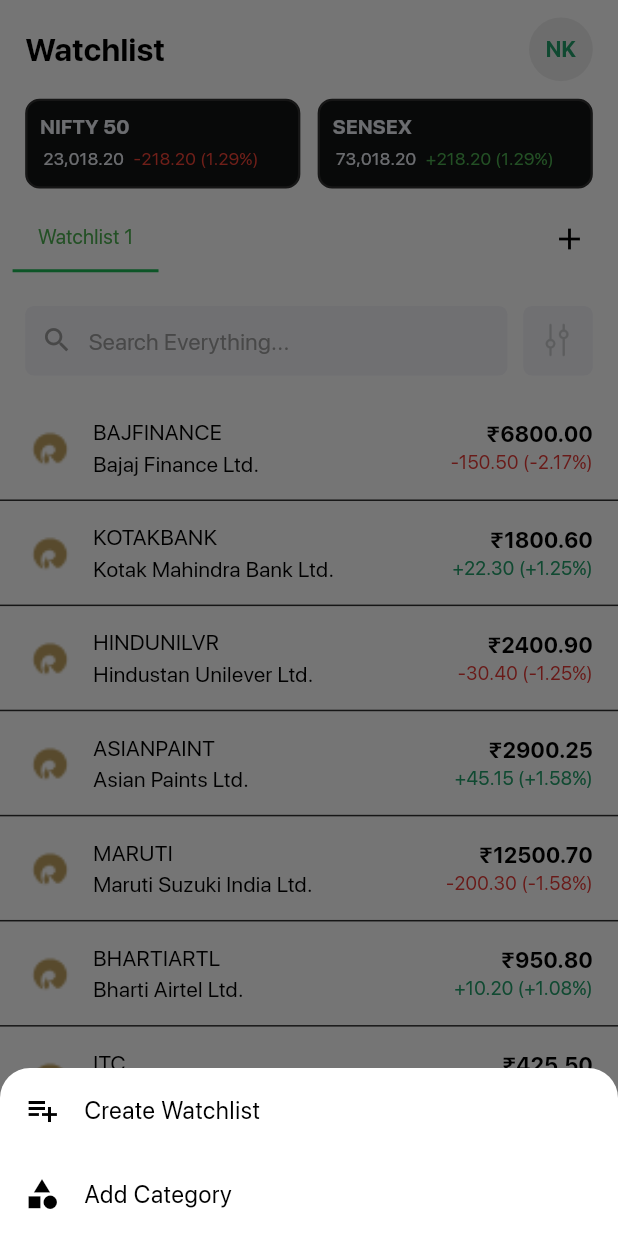
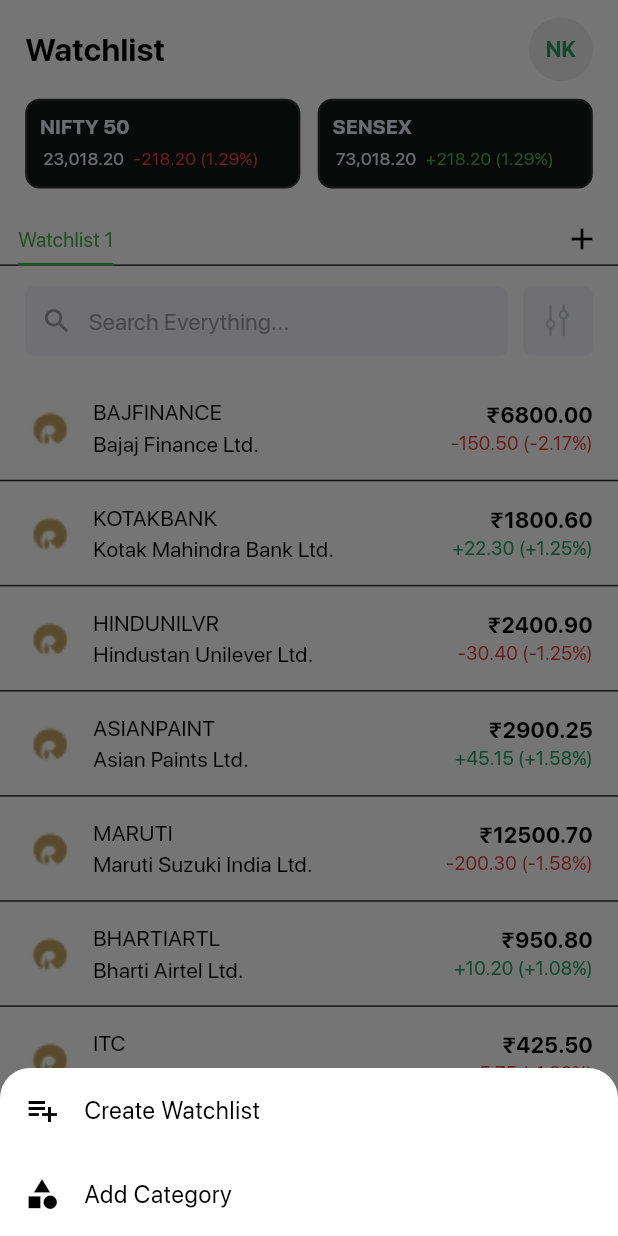
Before and after one commit to BrokingSapphire/SapphireTerminalMobile, a Flutter app: the WatchlistScreen screen opened directly, after a tap on the "add" icon, on a phone screen of 412 x 824 dp. Run offline on Flutter 3.47's test engine with Material 3 defaults, Android fonts, the phone set to English and light mode, and no system bars; drawn by our look-alikes of flutter_slidable; our stand-ins replace camera, confetti, dotted_border, flutter_screenutil, flutter_secure_storage, flutter_svg and 4 more; missing offline and left inert: google_mlkit_face_detection, holdable_button, scribble; accounts and stored records are empty; project files that could hold a hidden picture were left out.

Commit message:
fix: tabbars for all screens

```diff
--- a/lib/main.dart
+++ b/lib/main.dart
@@ -45,6 +45,7 @@ import 'package:sapphire/screens/signUp/yourInvestmentProfile.dart';
 import 'package:sapphire/screens/accountSection/verifiedP&L.dart';
 import 'package:sapphire/utils/appTheme.dart';
 import 'package:sapphire/themeProvider.dart';
+import 'package:sapphire/wat.dart';
 
 void main() {
   WidgetsFlutterBinding.ensureInitialized();
@@ -118,7 +119,7 @@ class MyApp extends StatelessWidget {
           theme: AppThemes.lightTheme,
           darkTheme: AppThemes.darkTheme,
           themeMode: themeProvider.themeMode, // 👈 Dynamic theme mode
-          home: InitialScreen(),
+          home: LoginScreen(),
         );
       },
     );
--- a/lib/screens/home/watchlist/watchlistScreen.dart
+++ b/lib/screens/home/watchlist/watchlistScreen.dart
@@ -12,7 +12,8 @@ import 'package:sapphire/utils/constWidgets.dart';
 import 'package:flutter_slidable/flutter_slidable.dart';
 import 'package:sapphire/utils/naviWithoutAnimation.dart';
 import 'package:sapphire/utils/watchlistTabBar.dart';
-import 'package:sapphire/utils/filters.dart'; // For showFilterBottomSheet
+import 'package:sapphire/utils/filters.dart';
+import 'package:sapphire/wat.dart'; // For showFilterBottomSheet
 
 class WatchlistScreen extends StatefulWidget {
   const WatchlistScreen({super.key});
@@ -147,8 +148,6 @@ class _WatchlistScreenState extends State<WatchlistScreen>
   }
 
   void _onTabTapped(int index) {
-    print(
-        'Tapped tab: Switching to Watchlist ${index + 1} (from Watchlist ${_selectedIndex + 1})');
     setState(() {
       _selectedIndex = index;
       _pageController.jumpToPage(index);
@@ -647,7 +646,6 @@ class _WatchlistScreenState extends State<WatchlistScreen>
           child: constWidgets.searchField(
               context, "Search Everything...", "orders", isDark),
         ),
-
       ],
     );
   }
@@ -683,7 +681,8 @@ class _WatchlistScreenState extends State<WatchlistScreen>
                     Padding(
                       padding: const EdgeInsets.symmetric(horizontal: 12),
                       child: GestureDetector(
-                        onTap: () => naviWithoutAnimation(context, FundsScreen()),
+                        onTap: () =>
+                            naviWithoutAnimation(context, FundsScreen()),
                         child: SvgPicture.asset("assets/svgs/wallet.svg",
                             width: 20.w, height: 23.h, color: Colors.white),
                       ),
@@ -708,7 +707,7 @@ class _WatchlistScreenState extends State<WatchlistScreen>
           ),
           SliverToBoxAdapter(
             child: Padding(
-              padding: EdgeInsets.only(left: 16.w, right: 16.w, bottom: 10.h),
+              padding: EdgeInsets.only(left: 16.w, right: 16.w, bottom: 14.h),
               child: Row(
                   mainAxisAlignment: MainAxisAlignment.spaceBetween,
                   children: [
@@ -793,7 +792,12 @@ class _WatchlistTabBarDelegate extends SliverPersistentHeaderDelegate {
   Widget build(
       BuildContext context, double shrinkOffset, bool overlapsContent) {
     final bool isDark = Theme.of(context).brightness == Brightness.dark;
-    return WatchlistTabBar(
+    return Container(
+      height: 38.0, // Explicitly set the height to match maxExtent
+      color: isDark
+          ? const Color(0xff000000)
+          : Colors.white, // Optional: Match background
+      child: WatchlistTabBar(
         tabNames: tabNames,
         selectedIndex: selectedIndex,
         onTabTapped: onTabTapped,
@@ -801,14 +805,15 @@ class _WatchlistTabBarDelegate extends SliverPersistentHeaderDelegate {
         onCreateWatchlist: onCreateWatchlist,
         onAddCategory: onAddCategory,
         isDark: isDark,
+      ),
     );
   }
 
   @override
-  double get maxExtent => 55.0;
+  double get maxExtent => 38.0; // Ensure this matches the actual height
 
   @override
-  double get minExtent => 48.0;
+  double get minExtent => 38.0; // Ensure this matches the actual height
 
   @override
   bool shouldRebuild(covariant SliverPersistentHeaderDelegate oldDelegate) {
--- a/lib/utils/constWidgets.dart
+++ b/lib/utils/constWidgets.dart
@@ -975,9 +975,9 @@ class _CustomTabBarState extends State<CustomTabBar> {
               return Stack(
                 children: [
                   Container(
-                    height: 2.h,
+                    height: 1.h,
                     width: double.infinity,
-                    color: Colors.transparent,
+                    color: Color(0xff2f2f2f),
                   ),
                   AnimatedPositioned(
                     duration: Duration(milliseconds: 300),
--- a/lib/utils/watchlistTabBar.dart
+++ b/lib/utils/watchlistTabBar.dart
@@ -3,7 +3,7 @@ import 'package:flutter_screenutil/flutter_screenutil.dart';
 import 'package:flutter_svg/svg.dart';
 import 'package:sapphire/utils/constWidgets.dart';
 
-class WatchlistTabBar extends StatelessWidget {
+class WatchlistTabBar extends StatefulWidget {
   final List<String> tabNames;
   final int selectedIndex;
   final Function(int) onTabTapped;
@@ -23,6 +23,52 @@ class WatchlistTabBar extends StatelessWidget {
     required this.isDark,
   });
 
+  @override
+  _WatchlistTabBarState createState() => _WatchlistTabBarState();
+}
+
+class _WatchlistTabBarState extends State<WatchlistTabBar> {
+  late List<GlobalKey> tabKeys;
+  double indicatorLeft = 0;
+  double indicatorWidth = 0;
+
+  @override
+  void initState() {
+    super.initState();
+    _initTabKeys();
+    WidgetsBinding.instance.addPostFrameCallback((_) => _updateIndicator());
+  }
+
+  @override
+  void didUpdateWidget(WatchlistTabBar oldWidget) {
+    super.didUpdateWidget(oldWidget);
+    if (oldWidget.tabNames.length != widget.tabNames.length ||
+        oldWidget.selectedIndex != widget.selectedIndex) {
+      _initTabKeys();
+      WidgetsBinding.instance.addPostFrameCallback((_) => _updateIndicator());
+    }
+  }
+
+  void _initTabKeys() {
+    tabKeys = List.generate(widget.tabNames.length, (_) => GlobalKey());
+  }
+
+  void _updateIndicator() {
+    if (widget.selectedIndex >= tabKeys.length) return;
+
+    final keyContext = tabKeys[widget.selectedIndex].currentContext;
+    if (keyContext != null) {
+      final box = keyContext.findRenderObject() as RenderBox?;
+      if (box != null) {
+        final position = box.localToGlobal(Offset.zero);
+        setState(() {
+          indicatorLeft = position.dx;
+          indicatorWidth = box.size.width;
+        });
+      }
+    }
+  }
+
   void _showEditWatchlistModal(
       BuildContext context, int index, String currentName) {
     final controller = TextEditingController(text: currentName);
@@ -30,7 +76,7 @@ class WatchlistTabBar extends StatelessWidget {
     showModalBottomSheet(
       context: context,
       isScrollControlled: true,
-      backgroundColor: isDark ? const Color(0xff121413) : Colors.white,
+      backgroundColor: widget.isDark ? const Color(0xff121413) : Colors.white,
       shape: RoundedRectangleBorder(borderRadius: BorderRadius.circular(20)),
       builder: (context) => Padding(
         padding: EdgeInsets.only(
@@ -45,21 +91,27 @@ class WatchlistTabBar extends StatelessWidget {
             Row(
               mainAxisAlignment: MainAxisAlignment.spaceBetween,
               children: [
-                Text("Rename Watchlist",
+                Text(
+                  "Rename Watchlist",
                   style: TextStyle(
                     fontSize: 21.sp,
                     fontWeight: FontWeight.bold,
-                        color: isDark ? Colors.white : Colors.black)),
-                Spacer(),
+                    color: widget.isDark ? Colors.white : Colors.black,
+                  ),
+                ),
+                const Spacer(),
                 IconButton(
                   onPressed: () {},
                   icon: SvgPicture.asset(
                     "assets/svgs/delete.svg",
                     color: Colors.white,
-                    )),
+                  ),
+                ),
                 IconButton(
-                  icon: Icon(Icons.close,
-                      color: isDark ? Colors.white : Colors.black),
+                  icon: Icon(
+                    Icons.close,
+                    color: widget.isDark ? Colors.white : Colors.black,
+                  ),
                   onPressed: () => Navigator.pop(context),
                 ),
               ],
@@ -70,8 +122,9 @@ class WatchlistTabBar extends StatelessWidget {
               child: Text(
                 "Enter New Name",
                 style: TextStyle(
-                    color: isDark ? const Color(0xffEBEEF5) : Colors.black,
-                    fontSize: 14.sp),
+                  color: widget.isDark ? const Color(0xffEBEEF5) : Colors.black,
+                  fontSize: 14.sp,
+                ),
               ),
             ),
             SizedBox(height: 12.h),
@@ -81,26 +134,26 @@ class WatchlistTabBar extends StatelessWidget {
                 contentPadding:
                     EdgeInsets.symmetric(horizontal: 20, vertical: 15),
                 hintText: "Enter Watchlist Name",
-                labelStyle: TextStyle(color: Color(0xffC9CACC)),
+                labelStyle: const TextStyle(color: Color(0xffC9CACC)),
                 hintStyle:
-                TextStyle(color: Color(0xFFC9CACC), fontSize: 15.sp),
+                    TextStyle(color: const Color(0xFFC9CACC), fontSize: 15.sp),
                 border: OutlineInputBorder(
                   borderRadius: BorderRadius.all(Radius.circular(30.r)),
                 ),
                 enabledBorder: OutlineInputBorder(
                   borderRadius: BorderRadius.all(Radius.circular(30.r)),
-                  borderSide: BorderSide(color: Color(0XFF2F2F2F)),
+                  borderSide: const BorderSide(color: Color(0XFF2F2F2F)),
                 ),
                 focusedBorder: OutlineInputBorder(
                   borderRadius: BorderRadius.all(Radius.circular(30.r)),
-                  borderSide: BorderSide(color: Colors.green, width: 2.0),
+                  borderSide: const BorderSide(color: Colors.green, width: 2.0),
                 ),
               ),
             ),
             SizedBox(height: 16.h),
             constWidgets.greenButton("Save", onTap: () {
               if (controller.text.trim().isNotEmpty) {
-                onEditWatchlist?.call(index, controller.text.trim());
+                widget.onEditWatchlist?.call(index, controller.text.trim());
                 Navigator.pop(context);
               }
             }),
@@ -117,7 +170,7 @@ class WatchlistTabBar extends StatelessWidget {
     showModalBottomSheet(
       context: context,
       isScrollControlled: true,
-      backgroundColor: isDark ? const Color(0xff121413) : Colors.white,
+      backgroundColor: widget.isDark ? const Color(0xff121413) : Colors.white,
       shape: RoundedRectangleBorder(
         borderRadius: BorderRadius.circular(20),
       ),
@@ -135,14 +188,19 @@ class WatchlistTabBar extends StatelessWidget {
               Row(
                 mainAxisAlignment: MainAxisAlignment.spaceBetween,
                 children: [
-                  Text("Create New Watchlist",
+                  Text(
+                    "Create New Watchlist",
                     style: TextStyle(
                       fontSize: 21.sp,
                       fontWeight: FontWeight.bold,
-                          color: isDark ? Colors.white : Colors.black)),
+                      color: widget.isDark ? Colors.white : Colors.black,
+                    ),
+                  ),
                   IconButton(
-                    icon: Icon(Icons.close,
-                        color: isDark ? Colors.white : Colors.black),
+                    icon: Icon(
+                      Icons.close,
+                      color: widget.isDark ? Colors.white : Colors.black,
+                    ),
                     onPressed: () => Navigator.pop(context),
                   ),
                 ],
@@ -153,8 +211,10 @@ class WatchlistTabBar extends StatelessWidget {
                 child: Text(
                   "Enter Watchlist Name",
                   style: TextStyle(
-                      color: isDark ? Color(0xffEBEEF5) : Colors.black,
-                      fontSize: 14.sp),
+                    color:
+                        widget.isDark ? const Color(0xffEBEEF5) : Colors.black,
+                    fontSize: 14.sp,
+                  ),
                 ),
               ),
               SizedBox(height: 12.h),
@@ -164,26 +224,27 @@ class WatchlistTabBar extends StatelessWidget {
                   contentPadding:
                       EdgeInsets.symmetric(horizontal: 20, vertical: 15),
                   hintText: "Enter Watchlist Name",
-                  labelStyle: TextStyle(color: Color(0xffC9CACC)),
-                  hintStyle:
-                  TextStyle(color: Color(0xFFC9CACC), fontSize: 15.sp),
+                  labelStyle: const TextStyle(color: Color(0xffC9CACC)),
+                  hintStyle: TextStyle(
+                      color: const Color(0xFFC9CACC), fontSize: 15.sp),
                   border: OutlineInputBorder(
                     borderRadius: BorderRadius.all(Radius.circular(30.r)),
                   ),
                   enabledBorder: OutlineInputBorder(
                     borderRadius: BorderRadius.all(Radius.circular(30.r)),
-                    borderSide: BorderSide(color: Color(0XFF2F2F2F)),
+                    borderSide: const BorderSide(color: Color(0XFF2F2F2F)),
                   ),
                   focusedBorder: OutlineInputBorder(
                     borderRadius: BorderRadius.all(Radius.circular(30.r)),
-                    borderSide: BorderSide(color: Colors.green, width: 2.0),
+                    borderSide:
+                        const BorderSide(color: Colors.green, width: 2.0),
                   ),
                 ),
               ),
               SizedBox(height: 16.h),
               constWidgets.greenButton("Create", onTap: () {
                 if (controller.text.trim().isNotEmpty) {
-                  onCreateWatchlist?.call(controller.text.trim());
+                  widget.onCreateWatchlist?.call(controller.text.trim());
                   Navigator.pop(context);
                 }
               }),
@@ -247,30 +308,29 @@ class WatchlistTabBar extends StatelessWidget {
                 contentPadding:
                     EdgeInsets.symmetric(horizontal: 20, vertical: 15),
                 hintText: "Enter Category Name",
-                labelStyle: TextStyle(color: Color(0xffC9CACC)),
+                labelStyle: const TextStyle(color: Color(0xffC9CACC)),
                 hintStyle:
-                TextStyle(color: Color(0xFFC9CACC), fontSize: 15.sp),
+                    TextStyle(color: const Color(0xFFC9CACC), fontSize: 15.sp),
                 border: OutlineInputBorder(
                   borderRadius: BorderRadius.all(Radius.circular(30.r)),
                 ),
                 enabledBorder: OutlineInputBorder(
                   borderRadius: BorderRadius.all(Radius.circular(30.r)),
-                  borderSide: BorderSide(color: Color(0XFF2F2F2F)),
+                  borderSide: const BorderSide(color: Color(0XFF2F2F2F)),
                 ),
                 focusedBorder: OutlineInputBorder(
                   borderRadius: BorderRadius.all(Radius.circular(30.r)),
-                  borderSide: BorderSide(color: Colors.green, width: 2.0),
+                  borderSide: const BorderSide(color: Colors.green, width: 2.0),
                 ),
               ),
-            ),            SizedBox(height: 8.h),
+            ),
+            SizedBox(height: 8.h),
             constWidgets.greenButton("Add", onTap: () {
               if (controller.text.trim().isNotEmpty) {
                 String input = controller.text.trim();
-                String capitalized =
-                input.toUpperCase(); // Convert to uppercase
-                onAddCategory
-                    ?.call([capitalized]); // Call callback with single category
-                Navigator.pop(context); // Close the modal
+                String capitalized = input.toUpperCase();
+                widget.onAddCategory?.call([capitalized]);
+                Navigator.pop(context);
               }
             }),
             SizedBox(height: 15.h),
@@ -283,17 +343,21 @@ class WatchlistTabBar extends StatelessWidget {
   void _showOptionsBottomSheet(BuildContext context) {
     showModalBottomSheet(
       context: context,
-      backgroundColor: isDark ? const Color(0xff121413) : Colors.white,
+      backgroundColor: widget.isDark ? const Color(0xff121413) : Colors.white,
       shape: const RoundedRectangleBorder(
-          borderRadius: BorderRadius.vertical(top: Radius.circular(20))),
+        borderRadius: BorderRadius.vertical(top: Radius.circular(20)),
+      ),
       builder: (context) => Column(
         mainAxisSize: MainAxisSize.min,
         children: [
           ListTile(
             leading: Icon(Icons.playlist_add,
-                color: isDark ? Colors.white : Colors.black),
-            title: Text("Create Watchlist",
-                style: TextStyle(color: isDark ? Colors.white : Colors.black)),
+                color: widget.isDark ? Colors.white : Colors.black),
+            title: Text(
+              "Create Watchlist",
+              style:
+                  TextStyle(color: widget.isDark ? Colors.white : Colors.black),
+            ),
             onTap: () {
               Navigator.pop(context);
               _showCreateWatchlistModal(context);
@@ -301,9 +365,12 @@ class WatchlistTabBar extends StatelessWidget {
           ),
           ListTile(
             leading: Icon(Icons.category,
-                color: isDark ? Colors.white : Colors.black),
-            title: Text("Add Category",
-                style: TextStyle(color: isDark ? Colors.white : Colors.black)),
+                color: widget.isDark ? Colors.white : Colors.black),
+            title: Text(
+              "Add Category",
+              style:
+                  TextStyle(color: widget.isDark ? Colors.white : Colors.black),
+            ),
             onTap: () {
               Navigator.pop(context);
               _showAddCategoryModal(context);
@@ -317,45 +384,64 @@ class WatchlistTabBar extends StatelessWidget {
   @override
   Widget build(BuildContext context) {
     return Container(
-      color: isDark ? Colors.black : Colors.white,
-      padding: EdgeInsets.symmetric(horizontal: 8.w),
-      child: Column(
+      height: 50.h,
+      color: widget.isDark ? Colors.black : Colors.white,
+      child: Stack(
         children: [
+          // Grey divider
+          Positioned.fill(
+            child: Container(
+              alignment: Alignment.bottomCenter,
+              child: Container(
+                height: 1,
+                color: const Color(0xff2f2f2f),
+              ),
+            ),
+          ),
+          // Green indicator
+          Positioned(
+            bottom: 0,
+            left: indicatorLeft,
+            child: Container(
+              height: 2,
+              width: indicatorWidth,
+              color: Colors.green,
+            ),
+          ),
+          // Tabs and add button
           Row(
             children: [
               Expanded(
                 child: SingleChildScrollView(
                   scrollDirection: Axis.horizontal,
                   child: Row(
-                    children: List.generate(tabNames.length, (index) {
-                      final isSelected = index == selectedIndex;
-                      return GestureDetector(
-                        onTap: () => onTabTapped(index),
+                    children: List.generate(widget.tabNames.length, (index) {
+                      final isSelected = widget.selectedIndex == index;
+                      return Padding(
+                        padding: const EdgeInsets.symmetric(horizontal: 12),
+                        child: GestureDetector(
+                          key: tabKeys[index],
+                          onTap: () {
+                            widget.onTabTapped(index);
+                            _updateIndicator();
+                          },
                           onLongPress: () => _showEditWatchlistModal(
-                            context, index, tabNames[index]),
-                        child: Container(
-                          padding: EdgeInsets.symmetric(
-                              horizontal: 16.w, vertical: 12.h),
-                          decoration: BoxDecoration(
-                            border: Border(
-                              bottom: BorderSide(
-                                color: isSelected
-                                    ? const Color(0xff1DB954)
-                                    : Colors.transparent,
-                                // color: isSelected ? (isDark ? Colo : const Color(0xff1DB954)) : (isDark ? Colors.transparent : Colors.transparent),
-                                width: 2,
-                              ),
-                            ),
-                          ),
+                              context, index, widget.tabNames[index]),
                           child: Align(
                             alignment: Alignment.bottomCenter,
+                            child: Padding(
+                              padding: EdgeInsets.only(bottom: 8.h),
                               child: Text(
-                              tabNames[index],
+                                widget.tabNames[index],
+                                textAlign: TextAlign.center,
                                 style: TextStyle(
                                   color: isSelected
                                       ? Colors.green
-                                    : (isDark ? Colors.white : Colors.black),
+                                      : (widget.isDark
+                                          ? Colors.white
+                                          : Colors.black),
                                   fontSize: 14.sp,
+                                ),
                               ),
                             ),
                           ),
@@ -366,18 +452,14 @@ class WatchlistTabBar extends StatelessWidget {
                 ),
               ),
               IconButton(
-                icon: Icon(Icons.add,
-                    color: isDark ? Colors.white : Colors.black),
+                icon: Icon(
+                  Icons.add,
+                  color: widget.isDark ? Colors.white : Colors.black,
+                ),
                 onPressed: () => _showOptionsBottomSheet(context),
               ),
             ],
           ),
-          // Add a thin divider
-          // Divider(
-          //   height: 1.h, // Thin height
-          //   thickness: 0.5, // Thin thickness
-          //   color: const Color(0xff2F2F2F), // Matching the dark theme
-          // ),
         ],
       ),
     );
```
Also changed, not shown: lib/screens/home/holdings/holdingsScreen.dart (+17 -6 lines), lib/screens/home/orders/orderSection.dart (+19 -6 lines), lib/screens/home/trades/tradesScreen.dart (+11 -1 lines), lib/wat.dart (added, +104 -0 lines), 4 other files. Lines whose indentation alone changed are shown as unchanged.
